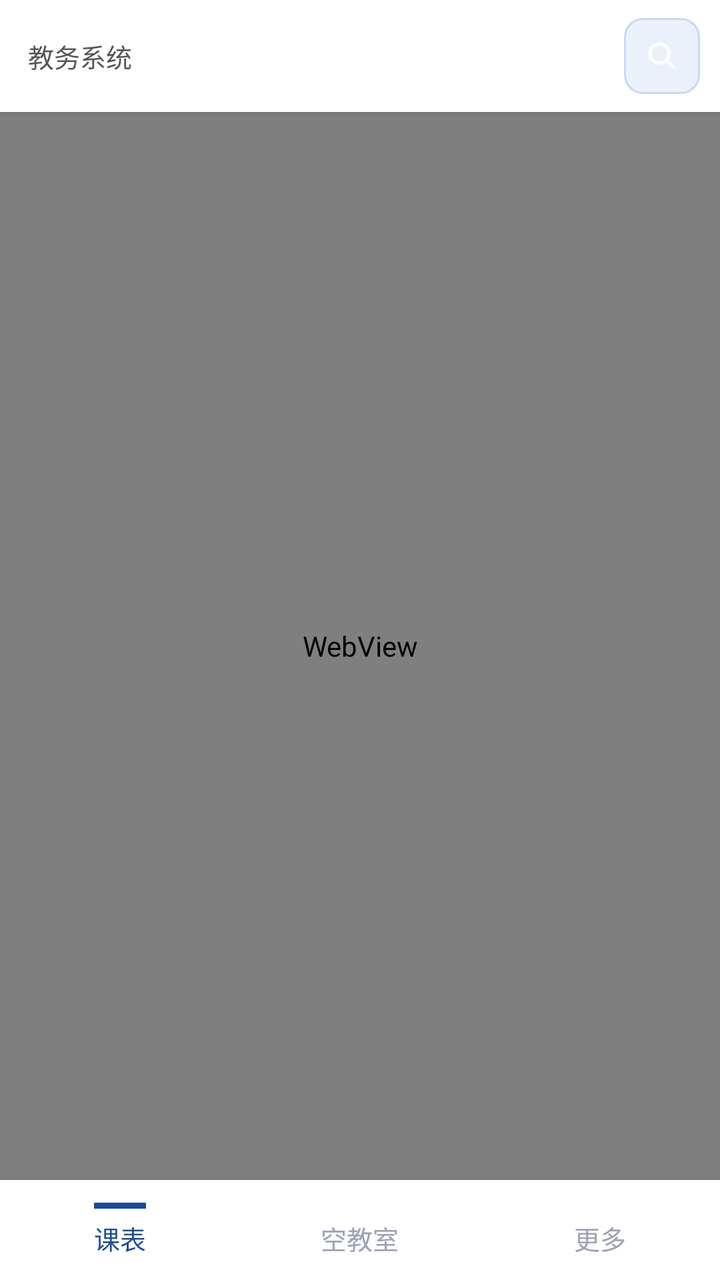
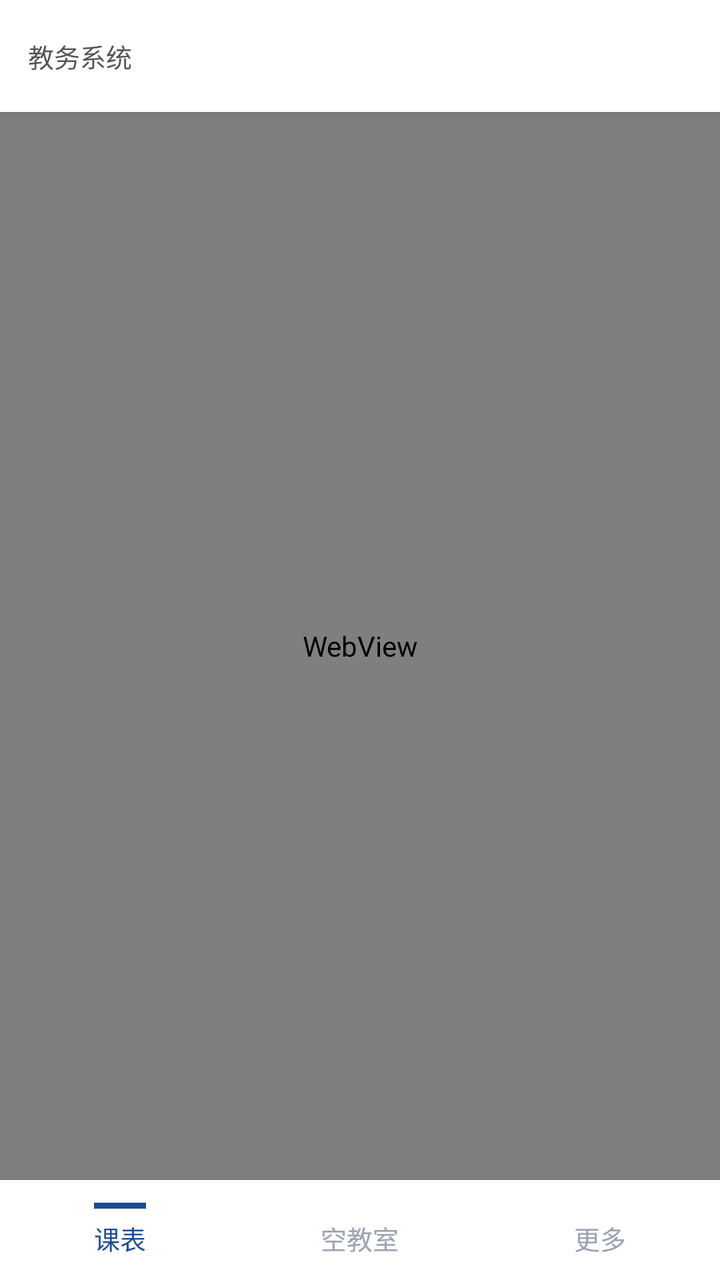

The first picture is an Android layout as it rendered before a commit; the second is the same layout after the commit. The layout source and the unified diff follow.
<!-- AndroidManifest.xml: application theme AppTheme -->
<!-- res/layout/activity_main.xml -->
<?xml version="1.0" encoding="utf-8"?>
<LinearLayout xmlns:android="http://schemas.android.com/apk/res/android"
    android:layout_width="match_parent"
    android:layout_height="match_parent"
    android:orientation="vertical"
    android:background="#f5f6f8">

    
    <LinearLayout
        android:layout_width="match_parent"
        android:layout_height="wrap_content"
        android:orientation="horizontal"
        android:gravity="center_vertical"
        android:paddingStart="14dp"
        android:paddingEnd="10dp"
        android:paddingTop="9dp"
        android:paddingBottom="9dp"
        android:background="#ffffff"
        android:elevation="2dp">

        <TextView
            android:id="@+id/statusText"
            android:layout_width="0dp"
            android:layout_height="wrap_content"
            android:layout_weight="1"
            android:layout_marginEnd="10dp"
            android:text="教务系统"
            android:textSize="13sp"
            android:textColor="#555"
            android:maxLines="2"
            android:ellipsize="end" />

        
        <ImageButton
            android:id="@+id/btnBack"
            android:layout_width="38dp"
            android:layout_height="38dp"
            android:layout_marginStart="6dp"
            android:background="@drawable/btn_flat_grey"
            android:src="@drawable/ic_skeu_back"
            android:scaleType="centerInside"
            android:contentDescription="返回教务"
            android:visibility="gone" />

        
        <ImageButton
            android:id="@+id/btnQuery"
            android:layout_width="38dp"
            android:layout_height="38dp"
            android:layout_marginStart="6dp"
            android:background="@drawable/btn_flat_blue"
            android:src="@drawable/ic_skeu_search"
            android:scaleType="centerInside"
            android:contentDescription="查空教室" />

        
        <ImageButton
            android:id="@+id/btnRefreshData"
            android:layout_width="38dp"
            android:layout_height="38dp"
            android:layout_marginStart="6dp"
            android:background="@drawable/btn_flat_blue"
            android:src="@drawable/ic_skeu_refresh"
            android:scaleType="centerInside"
            android:contentDescription="刷新"
            android:visibility="gone" />
    </LinearLayout>

    <ProgressBar
        android:id="@+id/progressBar"
        style="?android:attr/progressBarStyleHorizontal"
        android:layout_width="match_parent"
        android:layout_height="3dp"
        android:max="100"
        android:visibility="gone" />

    <FrameLayout
        android:layout_width="match_parent"
        android:layout_height="0dp"
        android:layout_weight="1">

        <WebView
            android:id="@+id/loginView"
            android:layout_width="match_parent"
            android:layout_height="match_parent" />

        <WebView
            android:id="@+id/resultView"
            android:layout_width="match_parent"
            android:layout_height="match_parent"
            android:visibility="gone" />

        
        <include
            android:id="@+id/morePage"
            layout="@layout/page_more"
            android:layout_width="match_parent"
            android:layout_height="match_parent"
            android:visibility="gone" />
    </FrameLayout>

    <LinearLayout
        android:layout_width="match_parent"
        android:layout_height="50dp"
        android:orientation="horizontal"
        android:background="#ffffff"
        android:elevation="6dp">

        <LinearLayout
            android:id="@+id/tabSchedule"
            android:layout_width="0dp"
            android:layout_height="match_parent"
            android:layout_weight="1"
            android:orientation="vertical"
            android:gravity="center"
            android:background="?android:attr/selectableItemBackground">

            <View
                android:id="@+id/indSchedule"
                android:layout_width="26dp"
                android:layout_height="3dp"
                android:layout_marginBottom="5dp"
                android:background="#1B4D8F" />

            <TextView
                android:id="@+id/tvSchedule"
                android:layout_width="wrap_content"
                android:layout_height="wrap_content"
                android:text="课表"
                android:textSize="13sp"
                android:textColor="#1B4D8F" />
        </LinearLayout>

        <LinearLayout
            android:id="@+id/tabClassroom"
            android:layout_width="0dp"
            android:layout_height="match_parent"
            android:layout_weight="1"
            android:orientation="vertical"
            android:gravity="center"
            android:background="?android:attr/selectableItemBackground">

            <View
                android:id="@+id/indClassroom"
                android:layout_width="26dp"
                android:layout_height="3dp"
                android:layout_marginBottom="5dp"
                android:background="#1B4D8F"
                android:visibility="invisible" />

            <TextView
                android:id="@+id/tvClassroom"
                android:layout_width="wrap_content"
                android:layout_height="wrap_content"
                android:text="空教室"
                android:textSize="13sp"
                android:textColor="#9aa2b4" />
        </LinearLayout>

        
        <LinearLayout
            android:id="@+id/tabMore"
            android:layout_width="0dp"
            android:layout_height="match_parent"
            android:layout_weight="1"
            android:orientation="vertical"
            android:gravity="center"
            android:background="?android:attr/selectableItemBackground">

            <View
                android:id="@+id/indMore"
                android:layout_width="26dp"
                android:layout_height="3dp"
                android:layout_marginBottom="5dp"
                android:background="#1B4D8F"
                android:visibility="invisible" />

            <TextView
                android:id="@+id/tvMore"
                android:layout_width="wrap_content"
                android:layout_height="wrap_content"
                android:text="更多"
                android:textSize="13sp"
                android:textColor="#9aa2b4" />
        </LinearLayout>
    </LinearLayout>
</LinearLayout>
<!-- res/layout/page_more.xml (included above) -->
<?xml version="1.0" encoding="utf-8"?>
<ScrollView xmlns:android="http://schemas.android.com/apk/res/android"
    android:id="@+id/moreScroll"
    android:layout_width="match_parent"
    android:layout_height="match_parent"
    android:background="#f5f6f8"
    android:scrollbars="none">

    <LinearLayout
        android:layout_width="match_parent"
        android:layout_height="wrap_content"
        android:orientation="vertical"
        android:paddingStart="12dp"
        android:paddingEnd="12dp"
        android:paddingTop="10dp"
        android:paddingBottom="22dp">

        
        <TextView
            android:layout_width="wrap_content"
            android:layout_height="wrap_content"
            android:layout_marginStart="4dp"
            android:layout_marginBottom="6dp"
            android:text="教务"
            android:textSize="12sp"
            android:textColor="#8b92a3"
            android:textStyle="bold" />

        <LinearLayout
            android:layout_width="match_parent"
            android:layout_height="wrap_content"
            android:orientation="vertical"
            android:background="@drawable/card_bg"
            android:layout_marginBottom="10dp">

            <LinearLayout
                android:id="@+id/rowLogin"
                style="@style/MoreRow">

                <LinearLayout
                    android:layout_width="0dp"
                    android:layout_height="wrap_content"
                    android:layout_weight="1"
                    android:orientation="vertical">

                    <TextView
                        style="@style/MoreRowTitle"
                        android:text="教务处登录" />

                    <TextView
                        style="@style/MoreRowSub"
                        android:text="登录统一身份认证，会话保留在本机" />
                </LinearLayout>

                <TextView
                    android:id="@+id/badgeLogin"
                    style="@style/MoreBadge"
                    android:text="必做" />

                <TextView style="@style/MoreArrow" />
            </LinearLayout>

            <View style="@style/MoreDivider" />

            <LinearLayout
                android:id="@+id/rowImport"
                style="@style/MoreRow">

                <LinearLayout
                    android:layout_width="0dp"
                    android:layout_height="wrap_content"
                    android:layout_weight="1"
                    android:orientation="vertical">

                    <TextView
                        style="@style/MoreRowTitle"
                        android:text="导入课表" />

                    <TextView
                        android:id="@+id/subImport"
                        style="@style/MoreRowSub"
                        android:text="登录后从教务读取本学期课表" />
                </LinearLayout>

                <TextView
                    android:id="@+id/badgeImport"
                    style="@style/MoreBadgeGrey"
                    android:text="已有课表" />

                <TextView style="@style/MoreArrow" />
            </LinearLayout>
        </LinearLayout>

        
        <TextView
            android:layout_width="wrap_content"
            android:layout_height="wrap_content"
            android:layout_marginStart="4dp"
            android:layout_marginBottom="6dp"
            android:text="存储"
            android:textSize="12sp"
            android:textColor="#8b92a3"
            android:textStyle="bold" />

        <LinearLayout
            android:layout_width="match_parent"
            android:layout_height="wrap_content"
            android:orientation="vertical"
            android:background="@drawable/card_bg"
            android:layout_marginBottom="10dp">

            <LinearLayout
                android:id="@+id/rowCache"
                style="@style/MoreRow">

                <LinearLayout
                    android:layout_width="0dp"
                    android:layout_height="wrap_content"
                    android:layout_weight="1"
                    android:orientation="vertical">

                    <TextView
                        style="@style/MoreRowTitle"
                        android:text="缓存管理" />

                    <TextView
                        android:id="@+id/subCache"
                        style="@style/MoreRowSub"
                        android:text="课表 — ｜ 空教室 —" />

                    
                    <TextView
                        android:id="@+id/subCacheTotal"
                        style="@style/MoreRowSub"
                        android:layout_marginTop="3dp"
                        android:text="" />
                </LinearLayout>

                <TextView style="@style/MoreArrow" />
            </LinearLayout>
        </LinearLayout>

        
        <TextView
            android:layout_width="wrap_content"
            android:layout_height="wrap_content"
            android:layout_marginStart="4dp"
            android:layout_marginBottom="6dp"
            android:text="空教室表网页"
            android:textSize="12sp"
            android:textColor="#8b92a3"
            android:textStyle="bold" />

        <LinearLayout
            android:layout_width="match_parent"
            android:layout_height="wrap_content"
            android:orientation="vertical"
            android:background="@drawable/card_bg"
            android:layout_marginBottom="10dp">

            <TextView
                android:layout_width="match_parent"
                android:layout_height="wrap_content"
                android:paddingStart="14dp"
                android:paddingEnd="14dp"
                android:paddingTop="11dp"
                android:paddingBottom="11dp"
                android:text="用手机浏览器打开网页版，查看全校空闲教室总表（每小时自动更新）。点击任一行即可跳转。"
                android:textSize="11.5sp"
                android:lineSpacingExtra="2dp"
                android:textColor="#9aa2b4" />

            <View style="@style/MoreDivider" />

            
            <LinearLayout
                android:id="@+id/rowChannel1"
                style="@style/MoreRow">

                <LinearLayout
                    android:layout_width="0dp"
                    android:layout_height="wrap_content"
                    android:layout_weight="1"
                    android:orientation="vertical">

                    <TextView
                        style="@style/MoreRowTitle"
                        android:text="空闲教室总表（本站）" />

                    <TextView
                        style="@style/MoreRowLink"
                        android:text="neuq-classroom-query-2kb.pages.dev" />
                </LinearLayout>

                <TextView
                    style="@style/MoreChannel"
                    android:text="通道1" />

                <TextView style="@style/MoreArrow" />
            </LinearLayout>

            <View style="@style/MoreDivider" />

            
            <LinearLayout
                android:id="@+id/rowChannel2"
                style="@style/MoreRow">

                <LinearLayout
                    android:layout_width="0dp"
                    android:layout_height="wrap_content"
                    android:layout_weight="1"
                    android:orientation="vertical">

                    <TextView
                        style="@style/MoreRowTitle"
                        android:text="空闲教室总表（镜像站）" />

                    <TextView
                        style="@style/MoreRowLink"
                        android:text="tsiaohanwang.github.io/neuq-classroom-query" />
                </LinearLayout>

                <TextView
                    style="@style/MoreChannel"
                    android:text="通道2" />

                <TextView style="@style/MoreArrow" />
            </LinearLayout>

            <View style="@style/MoreDivider" />

            
            <LinearLayout
                android:id="@+id/rowChannel3"
                style="@style/MoreRow">

                <LinearLayout
                    android:layout_width="0dp"
                    android:layout_height="wrap_content"
                    android:layout_weight="1"
                    android:orientation="vertical">

                    <TextView
                        style="@style/MoreRowTitle"
                        android:text="网页版源码仓库" />

                    <TextView
                        style="@style/MoreRowLink"
                        android:text="github.com/wanYuea/neuq-classroom-query" />
                </LinearLayout>

                <TextView
                    style="@style/MoreChannel"
                    android:text="通道3" />

                <TextView style="@style/MoreArrow" />
            </LinearLayout>
        </LinearLayout>

        
        <TextView
            android:layout_width="wrap_content"
            android:layout_height="wrap_content"
            android:layout_marginStart="4dp"
            android:layout_marginBottom="6dp"
            android:text="关于"
            android:textSize="12sp"
            android:textColor="#8b92a3"
            android:textStyle="bold" />

        <LinearLayout
            android:layout_width="match_parent"
            android:layout_height="wrap_content"
            android:orientation="vertical"
            android:background="@drawable/card_bg"
            android:layout_marginBottom="10dp">

            
            <LinearLayout
                android:layout_width="match_parent"
                android:layout_height="wrap_content"
                android:orientation="vertical"
                android:gravity="center_horizontal"
                android:paddingTop="18dp"
                android:paddingBottom="12dp">

                <ImageView
                    android:layout_width="52dp"
                    android:layout_height="52dp"
                    android:src="@drawable/ic_neuq_logo"
                    android:contentDescription="东北大学秦皇岛分校校徽" />

                <TextView
                    android:layout_width="wrap_content"
                    android:layout_height="wrap_content"
                    android:layout_marginTop="8dp"
                    android:text="东秦课表 · 安卓 App"
                    android:textSize="15sp"
                    android:textStyle="bold"
                    android:textColor="#222222" />

                <TextView
                    android:id="@+id/tvVersion"
                    android:layout_width="wrap_content"
                    android:layout_height="wrap_content"
                    android:layout_marginTop="2dp"
                    android:text="版本 —"
                    android:textSize="12sp"
                    android:textColor="#8b92a3" />

                <TextView
                    android:layout_width="match_parent"
                    android:layout_height="wrap_content"
                    android:layout_marginTop="10dp"
                    android:paddingStart="14dp"
                    android:paddingEnd="14dp"
                    android:text="东北大学秦皇岛分校课表与空闲教室速查工具。内置浏览器打开学校教务系统，登录一次后即可导入课表、查询空教室；所有数据都在你的手机本地读取和缓存，不经过任何第三方服务器。"
                    android:textSize="12sp"
                    android:lineSpacingExtra="3dp"
                    android:textColor="#6c7686" />
            </LinearLayout>

            <View style="@style/MoreDivider" />

            <LinearLayout
                android:id="@+id/rowAppRepo"
                style="@style/MoreRow">

                <LinearLayout
                    android:layout_width="0dp"
                    android:layout_height="wrap_content"
                    android:layout_weight="1"
                    android:orientation="vertical">

                    <TextView
                        style="@style/MoreRowTitle"
                        android:text="应用项目" />

                    <TextView
                        style="@style/MoreRowLink"
                        android:text="github.com/wy723161060/neuq-classroom-app" />
                </LinearLayout>

                <TextView style="@style/MoreArrow" />
            </LinearLayout>

            <View style="@style/MoreDivider" />

            <LinearLayout
                android:id="@+id/rowCopyDiag"
                style="@style/MoreRow">

                <LinearLayout
                    android:layout_width="0dp"
                    android:layout_height="wrap_content"
                    android:layout_weight="1"
                    android:orientation="vertical">

                    <TextView
                        style="@style/MoreRowTitle"
                        android:text="复制诊断信息" />

                    <TextView
                        style="@style/MoreRowSub"
                        android:text="版本、缓存状态等，反馈问题时一并提供" />
                </LinearLayout>

                <TextView style="@style/MoreArrow" />
            </LinearLayout>

            <View style="@style/MoreDivider" />

            <LinearLayout
                android:id="@+id/rowHowto"
                style="@style/MoreRow">

                <LinearLayout
                    android:layout_width="0dp"
                    android:layout_height="wrap_content"
                    android:layout_weight="1"
                    android:orientation="vertical">

                    <TextView
                        style="@style/MoreRowTitle"
                        android:text="使用说明" />

                    <TextView
                        style="@style/MoreRowSub"
                        android:text="怎么查空教室 / 导入课表 / 换学期" />
                </LinearLayout>

                <TextView style="@style/MoreArrow" />
            </LinearLayout>
        </LinearLayout>

        <TextView
            android:layout_width="match_parent"
            android:layout_height="wrap_content"
            android:layout_marginTop="6dp"
            android:gravity="center"
            android:lineSpacingExtra="2dp"
            android:text="非官方工具 · 数据取自教务系统实时查询\n请以教务系统实际结果为准"
            android:textSize="11sp"
            android:textColor="#a8afbd" />
    </LinearLayout>
</ScrollView>
<!-- resources referenced by this layout -->
<resources>
  <!-- drawable btn_flat_grey (drawable) -->
  <?xml version="1.0" encoding="utf-8"?>
  <ripple xmlns:android="http://schemas.android.com/apk/res/android"
      android:color="#22000000">
      <item>
          <shape android:shape="rectangle">
              <corners android:radius="9dp" />
              <solid android:color="#F5F6F8" />
              <stroke android:width="1dp" android:color="#E1E4EA" />
          </shape>
      </item>
  </ripple>
  <!-- drawable card_bg (drawable) -->
  <?xml version="1.0" encoding="utf-8"?>
  <shape xmlns:android="http://schemas.android.com/apk/res/android"
      android:shape="rectangle">
      <corners android:radius="12dp" />
      <solid android:color="#FFFFFF" />
  </shape>
  <style name="MoreArrow">
          <item name="android:layout_width">16dp</item>
          <item name="android:layout_height">16dp</item>
          <item name="android:background">@drawable/ic_more_arrow</item>
      </style>
  <style name="MoreDivider">
          <item name="android:layout_width">match_parent</item>
          <item name="android:layout_height">1dp</item>
          <item name="android:layout_marginStart">14dp</item>
          <item name="android:background">#F2F3F6</item>
      </style>
  <style name="MoreRowLink">
          <item name="android:layout_width">match_parent</item>
          <item name="android:layout_height">wrap_content</item>
          <item name="android:layout_marginTop">2dp</item>
          <item name="android:textSize">11.5sp</item>
          <item name="android:textColor">#7b8aa3</item>
      </style>
  <style name="MoreRowSub">
          <item name="android:layout_width">match_parent</item>
          <item name="android:layout_height">wrap_content</item>
          <item name="android:layout_marginTop">2dp</item>
          <item name="android:textSize">11.5sp</item>
          <item name="android:lineSpacingExtra">2dp</item>
          <item name="android:textColor">#9aa2b4</item>
      </style>
  <style name="MoreRowTitle">
          <item name="android:layout_width">wrap_content</item>
          <item name="android:layout_height">wrap_content</item>
          <item name="android:textSize">14sp</item>
          <item name="android:textColor">#222222</item>
      </style>
  <style name="AppTheme" parent="android:Theme.Material.Light.NoActionBar">
          <item name="android:statusBarColor">#ffffff</item>
          <item name="android:windowLightStatusBar">true</item>
      </style>
  <!-- drawable badge_blue (drawable) -->
  <?xml version="1.0" encoding="utf-8"?>
  <shape xmlns:android="http://schemas.android.com/apk/res/android"
      android:shape="rectangle">
      <corners android:radius="20dp" />
      <solid android:color="#1B4D8F" />
  </shape>
  <!-- drawable badge_grey (drawable) -->
  <?xml version="1.0" encoding="utf-8"?>
  <shape xmlns:android="http://schemas.android.com/apk/res/android"
      android:shape="rectangle">
      <corners android:radius="20dp" />
      <solid android:color="#EEF0F4" />
  </shape>
  <!-- drawable badge_channel (drawable) -->
  <?xml version="1.0" encoding="utf-8"?>
  <shape xmlns:android="http://schemas.android.com/apk/res/android"
      android:shape="rectangle">
      <solid android:color="#E8F0FC" />
      <corners android:radius="20dp" />
      <stroke
          android:width="1dp"
          android:color="#CBDCF5" />
  </shape>
  <!-- unchanged entries left out for length: 10 -->
</resources>

<!-- the commit's change to res/layout/activity_main.xml (unified diff, before → after) -->
@@ -48,7 +48,7 @@
             android:layout_width="38dp"
             android:layout_height="38dp"
             android:layout_marginStart="6dp"
-            android:background="@drawable/btn_flat_blue"
+            android:background="@drawable/btn_icon_flat"
             android:src="@drawable/ic_skeu_search"
             android:scaleType="centerInside"
             android:contentDescription="查空教室" />
@@ -59,7 +59,7 @@
             android:layout_width="38dp"
             android:layout_height="38dp"
             android:layout_marginStart="6dp"
-            android:background="@drawable/btn_flat_blue"
+            android:background="@drawable/btn_icon_flat"
             android:src="@drawable/ic_skeu_refresh"
             android:scaleType="centerInside"
             android:contentDescription="刷新"
@@ -97,6 +97,82 @@
             android:layout_width="match_parent"
             android:layout_height="match_parent"
             android:visibility="gone" />
+
+        
+        <LinearLayout
+            android:id="@+id/webPage"
+            android:layout_width="match_parent"
+            android:layout_height="match_parent"
+            android:orientation="vertical"
+            android:background="#ffffff"
+            android:visibility="gone">
+
+            <LinearLayout
+                android:id="@+id/webBar"
+                android:layout_width="match_parent"
+                android:layout_height="46dp"
+                android:orientation="horizontal"
+                android:gravity="center_vertical"
+                android:paddingStart="6dp"
+                android:paddingEnd="10dp"
+                android:background="#ffffff"
+                android:elevation="2dp">
+
+                <ImageButton
+                    android:id="@+id/btnWebBack"
+                    android:layout_width="34dp"
+                    android:layout_height="34dp"
+                    android:background="@drawable/btn_flat_grey"
+                    android:src="@drawable/ic_skeu_back"
+                    android:scaleType="centerInside"
+                    android:contentDescription="返回" />
+
+                <TextView
+                    android:id="@+id/webUrlText"
+                    android:layout_width="0dp"
+                    android:layout_height="wrap_content"
+                    android:layout_weight="1"
+                    android:layout_marginStart="8dp"
+                    android:layout_marginEnd="8dp"
+                    android:maxLines="1"
+                    android:ellipsize="middle"
+                    android:textSize="12.5sp"
+                    android:textColor="#6c7686"
+                    android:text="" />
+
+                <ImageButton
+                    android:id="@+id/btnWebReload"
+                    android:layout_width="34dp"
+                    android:layout_height="34dp"
+                    android:background="@drawable/btn_flat_blue"
+                    android:src="@drawable/ic_skeu_refresh"
+                    android:scaleType="centerInside"
+                    android:contentDescription="刷新网页" />
+
+                <ImageButton
+                    android:id="@+id/btnWebOpenOuter"
+                    android:layout_width="34dp"
+                    android:layout_height="34dp"
+                    android:layout_marginStart="6dp"
+                    android:background="@drawable/btn_flat_grey"
+                    android:src="@drawable/ic_more_arrow"
+                    android:scaleType="centerInside"
+                    android:contentDescription="用外部浏览器打开" />
+            </LinearLayout>
+
+            <ProgressBar
+                android:id="@+id/webProgress"
+                style="?android:attr/progressBarStyleHorizontal"
+                android:layout_width="match_parent"
+                android:layout_height="2.5dp"
+                android:max="100" />
+
+            <WebView
+                android:id="@+id/webView"
+                android:layout_width="match_parent"
+                android:layout_height="0dp"
+                android:layout_weight="1" />
+        </LinearLayout>
     </FrameLayout>
 
     <LinearLayout
@@ -415,35 +491,6 @@
 
                 <TextView style="@style/MoreArrow" />
             </LinearLayout>
-
-            <View style="@style/MoreDivider" />
-
-            
-            <LinearLayout
-                android:id="@+id/rowChannel3"
-                style="@style/MoreRow">
-
-                <LinearLayout
-                    android:layout_width="0dp"
-                    android:layout_height="wrap_content"
-                    android:layout_weight="1"
-                    android:orientation="vertical">
-
-                    <TextView
-                        style="@style/MoreRowTitle"
-                        android:text="网页版源码仓库" />
-
-                    <TextView
-                        style="@style/MoreRowLink"
-                        android:text="github.com/wanYuea/neuq-classroom-query" />
-                </LinearLayout>
-
-                <TextView
-                    style="@style/MoreChannel"
-                    android:text="通道3" />
-
-                <TextView style="@style/MoreArrow" />
-            </LinearLayout>
         </LinearLayout>
 
         
<!-- resource entries referenced after the edit -->
@@ -9,6 +9,16 @@
               <corners android:radius="9dp" />
               <solid android:color="#F5F6F8" />
               <stroke android:width="1dp" android:color="#E1E4EA" />
+          </shape>
+      </item>
+  </ripple>
+  <!-- drawable btn_icon_flat (drawable) -->
+  <?xml version="1.0" encoding="utf-8"?>
+  <ripple xmlns:android="http://schemas.android.com/apk/res/android"
+      android:color="#241B4D8F">
+      <item android:id="@android:id/mask">
+          <shape android:shape="oval">
+              <solid android:color="#FFFFFF" />
           </shape>
       </item>
   </ripple>
